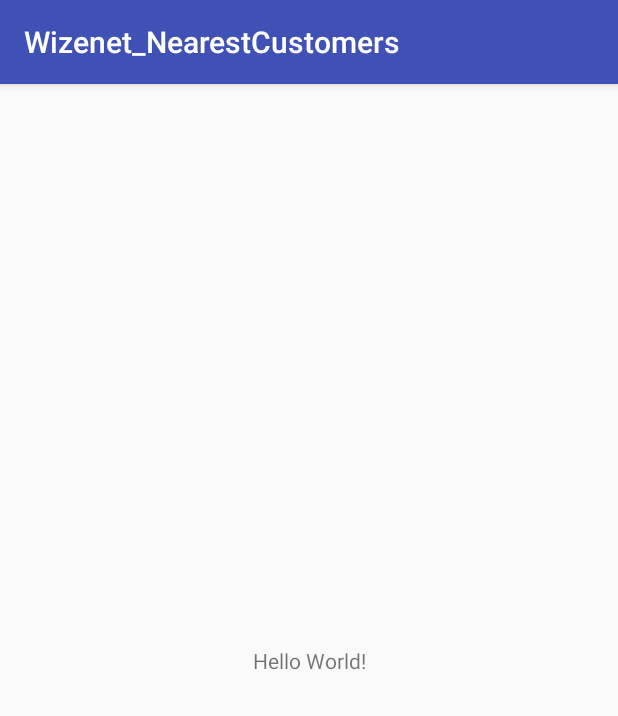
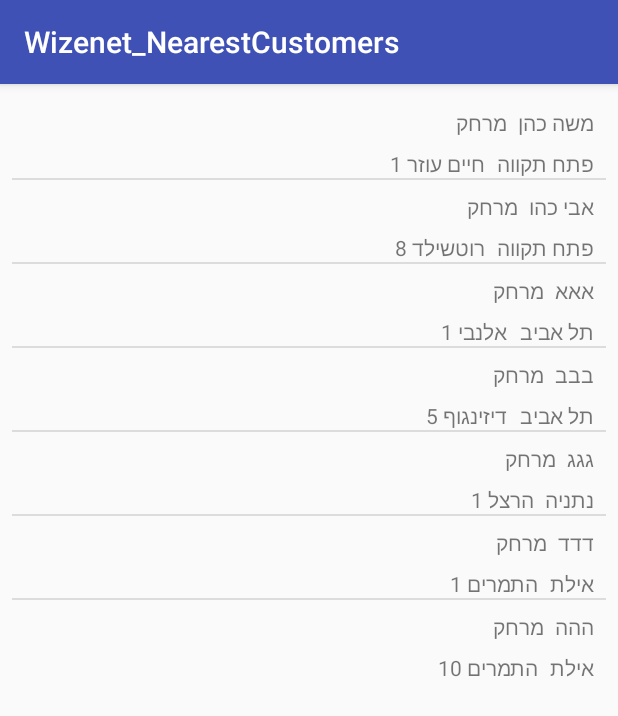
Before and after one commit to redperov/NearestCustomers, an Android app: the screen it shows after launch (MainActivity), on a phone screen of 412 x 824 dp. Shown: the top 716 px of the screen. Run offline under Robolectric (Android 15) with nearby library versions, the phone set to English and light mode, and no system bars.

Commit message:
Added distance calculation

```diff
--- a/app/build.gradle
+++ b/app/build.gradle
@@ -26,5 +26,6 @@ dependencies {
     })
     compile 'com.android.support:appcompat-v7:26.+'
     compile 'com.android.support.constraint:constraint-layout:1.0.2'
+    compile 'com.google.android.gms:play-services-maps:11.0.4'
     testCompile 'junit:junit:4.12'
 }
--- /dev/null
+++ b/app/src/main/java/com/tutorial/wizenet_nearestcustomers/Customer.java
@@ -0,0 +1,30 @@
+package com.tutorial.wizenet_nearestcustomers;
+
+/**
+ * Created by Danny on 31/03/2018.
+ */
+
+public class Customer {
+
+    private String name;
+    private String city;
+    private String address;
+
+    public Customer(String name, String city, String address) {
+        this.name = name;
+        this.city = city;
+        this.address = address;
+    }
+
+    public String getName() {
+        return name;
+    }
+
+    public String getCity() {
+        return city;
+    }
+
+    public String getAddress() {
+        return address;
+    }
+}
--- /dev/null
+++ b/app/src/main/java/com/tutorial/wizenet_nearestcustomers/DistancesListAdapter.java
@@ -0,0 +1,201 @@
+package com.tutorial.wizenet_nearestcustomers;
+
+import android.content.Context;
+import android.os.Bundle;
+import android.os.Handler;
+import android.os.Message;
+import android.view.LayoutInflater;
+import android.view.View;
+import android.view.ViewGroup;
+import android.widget.BaseAdapter;
+import android.widget.TextView;
+
+import com.google.android.gms.maps.model.LatLng;
+
+import org.json.JSONArray;
+import org.json.JSONException;
+import org.json.JSONObject;
+
+import java.io.BufferedReader;
+import java.io.IOException;
+import java.io.InputStreamReader;
+import java.net.HttpURLConnection;
+import java.net.URL;
+import java.util.ArrayList;
+
+/**
+ * Created by Danny on 31/03/2018.
+ */
+
+public class DistancesListAdapter extends BaseAdapter {
+
+    private Context context;
+    private LayoutInflater layoutInflater;
+    private ArrayList<Customer> customers;
+    private LatLng origin;
+
+    public DistancesListAdapter(Context context, ArrayList<Customer> customers, LatLng origin) {
+
+        this.layoutInflater = LayoutInflater.from(context);
+        this.context = context;
+        this.customers = customers;
+        this.origin = origin;
+        //this.fragmentManager = fragmentManager;
+    }
+
+    @Override
+    public int getCount() {
+        return this.customers.size();
+    }
+
+    @Override
+    public Object getItem(int i) {
+        return null;
+    }
+
+    @Override
+    public long getItemId(int i) {
+        return 0;
+    }
+
+    @Override
+    public View getView(final int i, View view, ViewGroup viewGroup) {
+
+        if (view == null) {
+
+            view = this.layoutInflater.inflate(R.layout.customers_distances_row, viewGroup, false);
+        }
+
+        //For each row in the list, add the following items.
+        TextView customerName = view.findViewById(R.id.customers_distances_row_name);
+        TextView distance = view.findViewById(R.id.customers_distances_row_distance);
+        TextView city = view.findViewById(R.id.customers_distances_row_city);
+        TextView address = view.findViewById(R.id.customers_distances_row_address);
+        String fullAddress;
+
+        //Get current customer.
+        Customer currentCustomer = this.customers.get(i);
+
+        //Set customer values into the row.
+        customerName.setText(currentCustomer.getName());
+        city.setText(currentCustomer.getCity());
+        address.setText(currentCustomer.getAddress());
+
+        fullAddress = String.format("%s %s", address, city);
+
+        //Perform distance calculation.
+        GeocodingLocation.getAddressFromLocation(fullAddress, context, new GeocoderHandler(origin, distance));
+
+        return view;
+    }
+
+    private class GeocoderHandler extends Handler {
+
+        private LatLng origin;
+        private LatLng destination;
+        private TextView distanceTxt;
+
+        public GeocoderHandler(LatLng origin, TextView distanceTxt) {
+
+            this.origin = origin;
+            this.destination = null;
+            this.distanceTxt = distanceTxt;
+        }
+
+        @Override
+        public void handleMessage(Message message) {
+            String locationAddress;
+            double latitude = 0.0;
+            double longitude = 0.0;
+            switch (message.what) {
+                case 1:
+                    Bundle bundle = message.getData();
+                    latitude = bundle.getDouble("Latitude");
+                    longitude = bundle.getDouble("Longitude");
+                    locationAddress = String.format("%f %f", latitude, longitude);
+                    break;
+                case 2:
+                    locationAddress = null;
+                    break;
+                default:
+                    locationAddress = null;
+            }
+
+            if (locationAddress == null) {
+                distanceTxt.setText("לא ניתן לחשב מרחק");
+            } else {
+
+                this.destination = new LatLng(latitude, longitude);
+
+                //Calculate distance from origin to specified destination.
+                JSONObject distance = calculateDistance();
+
+                try {
+
+                    //Distance in a readable form(m, km)
+                    String distanceText = distance.getString("text");
+
+                    //Distance in meters.
+                    String distanceValue = distance.getString("value");
+
+                    distanceTxt.setText(distanceText);
+
+                } catch (JSONException | NullPointerException e) {
+                    e.printStackTrace();
+
+                    distanceTxt.setText("לא ניתן לחשב מרחק");
+                }
+            }
+        }
+
+        private JSONObject calculateDistance() {
+
+            final JSONObject[] distance = new JSONObject[1];
+            // final String response;
+
+            Thread thread = new Thread(new Runnable() {
+                @Override
+                public void run() {
+                    try {
+                        String strUrl = "http://maps.googleapis.com/maps/api/directions/json?origin=" +
+                                origin.latitude + "," + origin.longitude +
+                                "&destination=" + destination.latitude + "," + destination.longitude +
+                                "&sensor=false&units=metric&mode=driving";
+
+                        URL url = new URL(strUrl);
+                        final HttpURLConnection conn = (HttpURLConnection) url.openConnection();
+                        conn.setRequestMethod("POST");
+                        BufferedReader in = new BufferedReader(
+                                new InputStreamReader(conn.getInputStream()));
+
+                        String inputLine;
+                        StringBuffer response = new StringBuffer();
+                        while ((inputLine = in.readLine()) != null) {
+                            response.append(inputLine);
+                        }
+
+                        JSONObject jsonObject = new JSONObject(response.toString());
+                        JSONArray array = jsonObject.getJSONArray("routes");
+                        JSONObject routes = array.getJSONObject(0);
+                        JSONArray legs = routes.getJSONArray("legs");
+                        JSONObject steps = legs.getJSONObject(0);
+                        distance[0] = steps.getJSONObject("distance");
+                        // parsedDistance[0] = distance.getString("text");
+                    } catch (IOException | JSONException e) {
+                        e.printStackTrace();
+                    }
+                }
+            });
+
+            thread.start();
+
+            try {
+                thread.join();
+            } catch (InterruptedException e) {
+                e.printStackTrace();
+            }
+
+            return distance[0];
+        }
+    }
+}
--- a/app/src/main/java/com/tutorial/wizenet_nearestcustomers/MainActivity.java
+++ b/app/src/main/java/com/tutorial/wizenet_nearestcustomers/MainActivity.java
@@ -4,11 +4,30 @@ import android.os.Handler;
 import android.os.Message;
 import android.support.v7.app.AppCompatActivity;
 import android.os.Bundle;
+import android.util.Log;
+import android.widget.ListView;
 import android.widget.TextView;
+
+import com.google.android.gms.maps.model.LatLng;
+
+import org.json.JSONArray;
+import org.json.JSONException;
+import org.json.JSONObject;
+
+import java.io.BufferedInputStream;
+import java.io.BufferedReader;
+import java.io.IOException;
+import java.io.InputStream;
+import java.io.InputStreamReader;
+import java.net.HttpURLConnection;
+import java.net.MalformedURLException;
+import java.net.ProtocolException;
+import java.net.URL;
+import java.util.ArrayList;
 
 public class MainActivity extends AppCompatActivity {
 
-    private TextView text;
+    private ArrayList<Customer> customers;
 
     @Override
     protected void onCreate(Bundle savedInstanceState) {
@@ -25,32 +44,29 @@ public class MainActivity extends AppCompatActivity {
          double lng = address.getLongitude();
          */
 
-        this.text = (TextView) findViewById(R.id.textView);
+        ListView distancesListView = (ListView) findViewById(R.id.customers_distances_listView);
 
-        String address = "1600 Pennsylvania Ave NW Washington DC 20502";
+        //Initializes the customers list.
+        initializeCustomers();
 
-        GeocodingLocation.getAddressFromLocation(address,
-                getApplicationContext(), new GeocoderHandler());
+        //TODO The location values of the user, should be supplied from outside.
+        LatLng origin = new LatLng(32.091412, 34.895811);
+
+        DistancesListAdapter adapter = new DistancesListAdapter(this, this.customers, origin);
+
+        distancesListView.setAdapter(adapter);
+
     }
 
-    private class GeocoderHandler extends Handler {
-        @Override
-        public void handleMessage(Message message) {
-            String locationAddress;
-            switch (message.what) {
-                case 1:
-                    Bundle bundle = message.getData();
-                    double latitude = bundle.getDouble("Latitude");
-                    double longtitude = bundle.getDouble("Longitude");
-                    locationAddress = String.format("%f %f", latitude, longtitude);
-                    break;
-                case 2:
-                    locationAddress = "An error has occurred.";
-                    break;
-                default:
-                    locationAddress = null;
-            }
-            text.setText(locationAddress);
-        }
+    private void initializeCustomers(){
+
+        this.customers = new ArrayList<>();
+        this.customers.add(new Customer("משה כהן", "פתח תקווה", "חיים עוזר 1"));
+        this.customers.add(new Customer("אבי כהו", "פתח תקווה", "רוטשילד 8 "));
+        this.customers.add(new Customer("אאא", "תל אביב", "אלנבי 1"));
+        this.customers.add(new Customer("בבב", "תל אביב", "דיזינגוף 5"));
+        this.customers.add(new Customer("גגג", "נתניה", "הרצל 1"));
+        this.customers.add(new Customer("דדד", "אילת", "התמרים 1"));
+        this.customers.add(new Customer("ההה", "אילת", "התמרים 10"));
     }
 }
--- a/app/src/main/res/layout/activity_main.xml
+++ b/app/src/main/res/layout/activity_main.xml
@@ -6,14 +6,24 @@
     android:layout_height="match_parent"
     tools:context="com.tutorial.wizenet_nearestcustomers.MainActivity">
 
-    <TextView
-        android:id="@+id/textView"
-        android:layout_width="wrap_content"
+    <!--<TextView-->
+        <!--android:id="@+id/textView"-->
+        <!--android:layout_width="wrap_content"-->
+        <!--android:layout_height="wrap_content"-->
+        <!--android:text="Hello World!"-->
+        <!--app:layout_constraintBottom_toBottomOf="parent"-->
+        <!--app:layout_constraintLeft_toLeftOf="parent"-->
+        <!--app:layout_constraintRight_toRightOf="parent"-->
+        <!--app:layout_constraintTop_toTopOf="parent" />-->
+
+    <ListView
+        android:id="@+id/customers_distances_listView"
+        android:layout_width="match_parent"
         android:layout_height="wrap_content"
-        android:text="Hello World!"
-        app:layout_constraintBottom_toBottomOf="parent"
-        app:layout_constraintLeft_toLeftOf="parent"
+        android:layout_marginRight="8dp"
         app:layout_constraintRight_toRightOf="parent"
-        app:layout_constraintTop_toTopOf="parent" />
-
+        app:layout_constraintTop_toTopOf="parent"
+        android:layout_marginTop="8dp"
+        android:layout_marginLeft="8dp"
+        app:layout_constraintLeft_toLeftOf="parent" />
 </android.support.constraint.ConstraintLayout>
--- /dev/null
+++ b/app/src/main/res/layout/customers_distances_row.xml
@@ -0,0 +1,51 @@
+<?xml version="1.0" encoding="utf-8"?>
+<android.support.constraint.ConstraintLayout xmlns:android="http://schemas.android.com/apk/res/android"
+    xmlns:app="http://schemas.android.com/apk/res-auto"
+    xmlns:tools="http://schemas.android.com/tools"
+    android:orientation="vertical" android:layout_width="match_parent"
+    android:layout_height="match_parent">
+
+    <TextView
+        android:id="@+id/customers_distances_row_name"
+        android:layout_width="wrap_content"
+        android:layout_height="wrap_content"
+        android:layout_marginRight="8dp"
+        android:layout_marginEnd="8dp"
+        android:layout_marginTop="8dp"
+        android:text="שם"
+        app:layout_constraintRight_toRightOf="parent"
+        app:layout_constraintTop_toTopOf="parent" />
+
+    <TextView
+        android:id="@+id/customers_distances_row_distance"
+        android:layout_width="wrap_content"
+        android:layout_height="wrap_content"
+        android:layout_marginRight="8dp"
+        android:layout_marginEnd="8dp"
+        android:layout_marginTop="8dp"
+        android:text="מרחק"
+        app:layout_constraintRight_toLeftOf="@+id/customers_distances_row_name"
+        app:layout_constraintTop_toTopOf="parent" />
+
+    <TextView
+        android:id="@+id/customers_distances_row_city"
+        android:layout_width="wrap_content"
+        android:layout_height="wrap_content"
+        android:layout_marginRight="8dp"
+        android:layout_marginEnd="8dp"
+        android:layout_marginTop="8dp"
+        android:text="עיר"
+        app:layout_constraintRight_toRightOf="parent"
+        app:layout_constraintTop_toBottomOf="@+id/customers_distances_row_name" />
+
+    <TextView
+        android:id="@+id/customers_distances_row_address"
+        android:layout_width="wrap_content"
+        android:layout_height="wrap_content"
+        android:layout_marginRight="8dp"
+        android:layout_marginEnd="8dp"
+        android:layout_marginTop="8dp"
+        android:text="כתובת"
+        app:layout_constraintRight_toLeftOf="@+id/customers_distances_row_city"
+        app:layout_constraintTop_toBottomOf="@+id/customers_distances_row_distance" />
+</android.support.constraint.ConstraintLayout>
```
Also changed, not shown: app/src/main/java/com/tutorial/wizenet_nearestcustomers/GeocodingLocation.java (+5 -7 lines).
